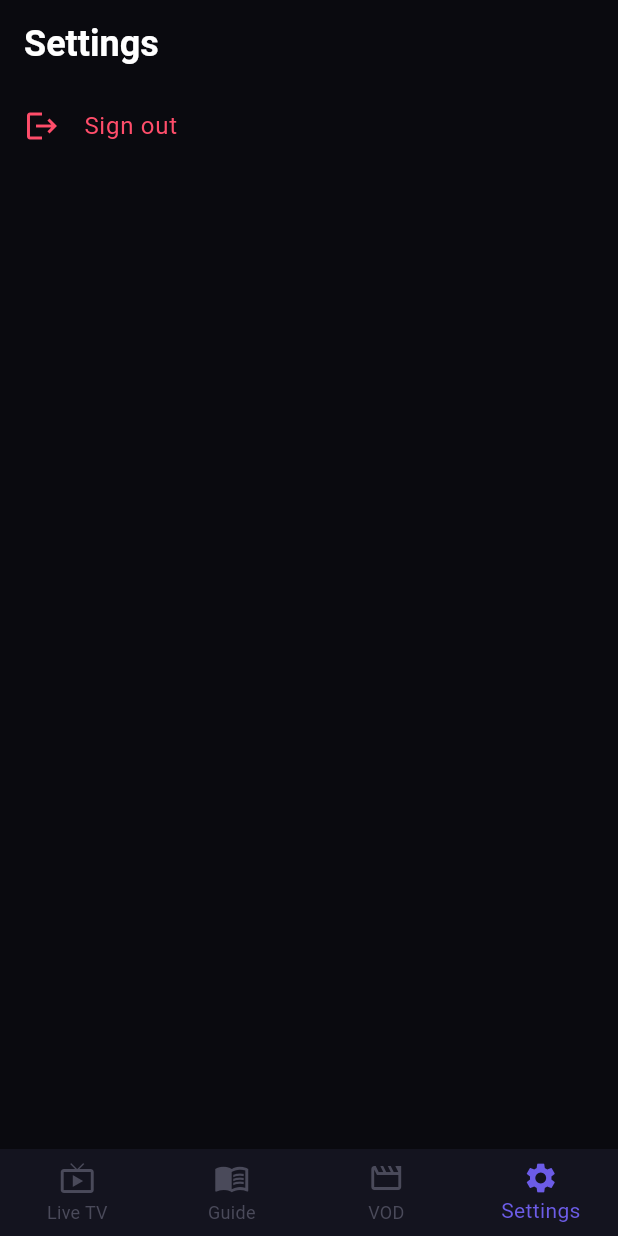
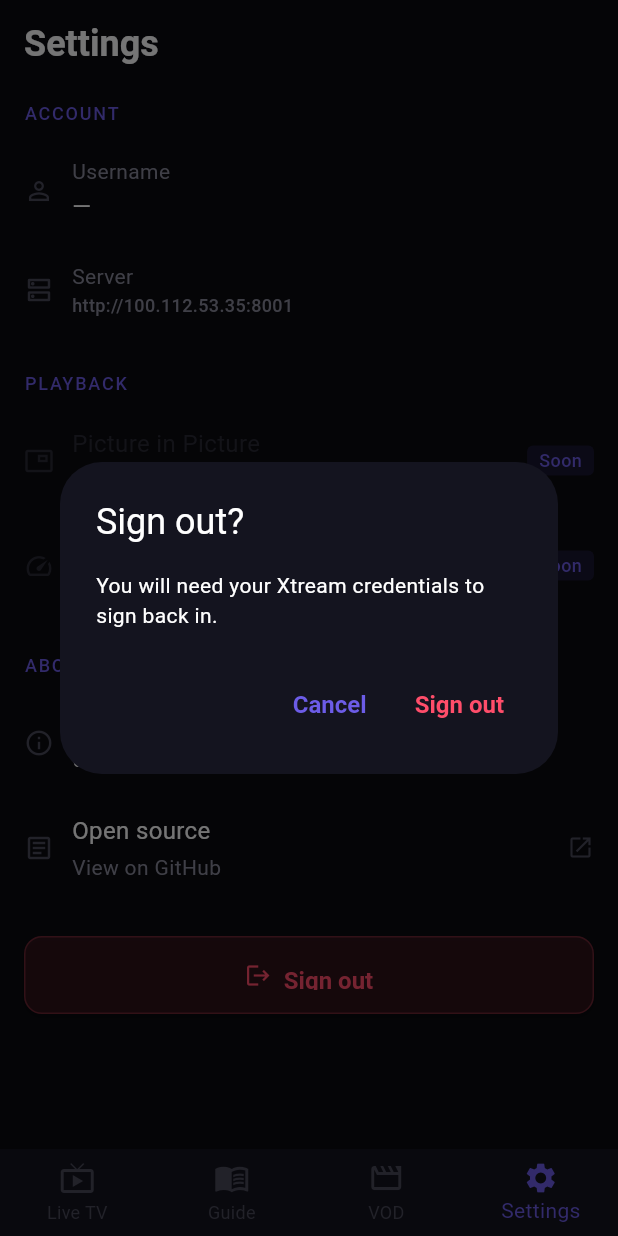
Before and after one commit to citralia/cloudstream, a Flutter app: the HomeScreen screen opened directly, item 4 of the bottom bar chosen, after a tap on "Sign out", on a phone screen of 412 x 824 dp. Run offline on Flutter 3.47's test engine with Material 3 defaults, Android fonts, the phone set to English and light mode, and no system bars; our stand-ins replace chewie, dio, flutter_riverpod, video_player.

Commit message:
F09: Settings screen — account info, logout with confirm dialog, about section, PiP/quick-switch placeholders
- New SettingsScreen with server URL display, username, version
- Sign out button with confirmation dialog
- About section with GitHub link
- PiP and quick channel switch listed as coming soon
- Wired into HomeScreen bottom nav, replacing placeholder

```diff
--- a/apps/cloudstream_app/lib/main.dart
+++ b/apps/cloudstream_app/lib/main.dart
@@ -4,6 +4,7 @@ import 'core/theme/app_theme.dart';
 import 'presentation/providers/app_providers.dart';
 import 'presentation/screens/login_screen.dart';
 import 'presentation/screens/channel_list_screen.dart';
+import 'presentation/screens/settings_screen.dart';
 
 void main() {
   runApp(const ProviderScope(child: CloudStreamApp()));
@@ -63,7 +64,7 @@ class _HomeScreenState extends ConsumerState<HomeScreen> {
           ChannelListScreen(),
           _GuidePlaceholder(),   // TODO: EPG guide screen
           _VodPlaceholder(),    // TODO: VOD screen
-          _SettingsPlaceholder(), // TODO: Settings screen
+          const SettingsScreen(),
         ],
       ),
       bottomNavigationBar: BottomNavigationBar(
@@ -133,23 +134,3 @@ class _VodPlaceholder extends StatelessWidget {
     );
   }
 }
-
-class _SettingsPlaceholder extends ConsumerWidget {
-  const _SettingsPlaceholder();
-
-  @override
-  Widget build(BuildContext context, WidgetRef ref) {
-    return Scaffold(
-      appBar: AppBar(title: const Text('Settings')),
-      body: ListView(
-        children: [
-          ListTile(
-            leading: const Icon(Icons.logout, color: AppColors.error),
-            title: const Text('Sign out', style: TextStyle(color: AppColors.error)),
-            onTap: () => ref.read(authProvider.notifier).logout(),
-          ),
-        ],
-      ),
-    );
-  }
-}
--- /dev/null
+++ b/apps/cloudstream_app/lib/presentation/screens/settings_screen.dart
@@ -0,0 +1,282 @@
+import 'package:flutter/material.dart';
+import 'package:flutter_riverpod/flutter_riverpod.dart';
+import '../../core/constants/api_config.dart';
+import '../../core/theme/app_theme.dart';
+import '../providers/app_providers.dart';
+
+class SettingsScreen extends ConsumerWidget {
+  const SettingsScreen({super.key});
+
+  @override
+  Widget build(BuildContext context, WidgetRef ref) {
+    final authState = ref.watch(authProvider);
+
+    return Scaffold(
+      backgroundColor: AppColors.background,
+      appBar: AppBar(
+        title: const Text('Settings'),
+      ),
+      body: ListView(
+        children: [
+          const SizedBox(height: AppSpacing.md),
+
+          // ── Account section ─────────────────────────────
+          _SectionHeader(title: 'Account'),
+          _InfoTile(
+            icon: Icons.person_outline,
+            label: 'Username',
+            value: authState.user?.username ?? '—',
+          ),
+          _InfoTile(
+            icon: Icons.dns_outlined,
+            label: 'Server',
+            value: ApiConfig.baseUrl,
+            valueStyle: AppTypography.micro.copyWith(
+              color: AppColors.textSecondary,
+            ),
+          ),
+
+          const SizedBox(height: AppSpacing.xl),
+
+          // ── Playback section ────────────────────────────
+          _SectionHeader(title: 'Playback'),
+          _SettingsTile(
+            icon: Icons.picture_in_picture_outlined,
+            title: 'Picture in Picture',
+            subtitle: 'Coming soon',
+            trailing: const _ComingSoonBadge(),
+            onTap: null,
+          ),
+          _SettingsTile(
+            icon: Icons.speed,
+            title: 'Quick channel switch',
+            subtitle: 'Switch channels without returning to the list',
+            trailing: const _ComingSoonBadge(),
+            onTap: null,
+          ),
+
+          const SizedBox(height: AppSpacing.xl),
+
+          // ── About section ───────────────────────────────
+          _SectionHeader(title: 'About'),
+          _InfoTile(
+            icon: Icons.info_outline,
+            label: 'Version',
+            value: '0.1.0',
+          ),
+          _SettingsTile(
+            icon: Icons.article_outlined,
+            title: 'Open source',
+            subtitle: 'View on GitHub',
+            trailing: const Icon(Icons.open_in_new, color: AppColors.textMuted, size: 18),
+            onTap: () => _openUrl('https://github.com/citralia/cloudstream'),
+          ),
+
+          const SizedBox(height: AppSpacing.xl),
+
+          // ── Sign out ────────────────────────────────────
+          Padding(
+            padding: const EdgeInsets.symmetric(horizontal: AppSpacing.lg),
+            child: SizedBox(
+              height: 52,
+              child: ElevatedButton.icon(
+                onPressed: () => _confirmLogout(context, ref),
+                style: ElevatedButton.styleFrom(
+                  backgroundColor: AppColors.error.withValues(alpha: 0.15),
+                  foregroundColor: AppColors.error,
+                  shape: RoundedRectangleBorder(
+                    borderRadius: BorderRadius.circular(12),
+                    side: BorderSide(color: AppColors.error.withValues(alpha: 0.3)),
+                  ),
+                ),
+                icon: const Icon(Icons.logout),
+                label: const Text('Sign out'),
+              ),
+            ),
+          ),
+
+          const SizedBox(height: AppSpacing.xxxl),
+        ],
+      ),
+    );
+  }
+
+  void _confirmLogout(BuildContext context, WidgetRef ref) {
+    showDialog(
+      context: context,
+      builder: (ctx) => AlertDialog(
+        backgroundColor: AppColors.surface,
+        title: const Text('Sign out?'),
+        content: const Text('You will need your Xtream credentials to sign back in.'),
+        actions: [
+          TextButton(
+            onPressed: () => Navigator.pop(ctx),
+            child: const Text('Cancel'),
+          ),
+          TextButton(
+            onPressed: () {
+              Navigator.pop(ctx);
+              ref.read(authProvider.notifier).logout();
+            },
+            child: Text(
+              'Sign out',
+              style: TextStyle(color: AppColors.error),
+            ),
+          ),
+        ],
+      ),
+    );
+  }
+
+  void _openUrl(String url) {
+    // In a real app, use url_launcher. For now, no-op since we're TV-focused.
+  }
+}
+
+class _SectionHeader extends StatelessWidget {
+  final String title;
+  const _SectionHeader({required this.title});
+
+  @override
+  Widget build(BuildContext context) {
+    return Padding(
+      padding: const EdgeInsets.fromLTRB(AppSpacing.lg, 0, AppSpacing.lg, AppSpacing.sm),
+      child: Text(
+        title.toUpperCase(),
+        style: AppTypography.micro.copyWith(
+          color: AppColors.primary,
+          letterSpacing: 1.2,
+        ),
+      ),
+    );
+  }
+}
+
+class _InfoTile extends StatelessWidget {
+  final IconData icon;
+  final String label;
+  final String value;
+  final TextStyle? valueStyle;
+
+  const _InfoTile({
+    required this.icon,
+    required this.label,
+    required this.value,
+    this.valueStyle,
+  });
+
+  @override
+  Widget build(BuildContext context) {
+    return Padding(
+      padding: const EdgeInsets.symmetric(
+        horizontal: AppSpacing.lg,
+        vertical: AppSpacing.md,
+      ),
+      child: Row(
+        children: [
+          Icon(icon, color: AppColors.textMuted, size: 20),
+          const SizedBox(width: AppSpacing.md),
+          Expanded(
+            child: Column(
+              crossAxisAlignment: CrossAxisAlignment.start,
+              children: [
+                Text(label, style: AppTypography.caption),
+                const SizedBox(height: 2),
+                Text(
+                  value,
+                  style: valueStyle ?? AppTypography.body,
+                  maxLines: 1,
+                  overflow: TextOverflow.ellipsis,
+                ),
+              ],
+            ),
+          ),
+        ],
+      ),
+    );
+  }
+}
+
+class _SettingsTile extends StatelessWidget {
+  final IconData icon;
+  final String title;
+  final String subtitle;
+  final Widget trailing;
+  final VoidCallback? onTap;
+
+  const _SettingsTile({
+    required this.icon,
+    required this.title,
+    required this.subtitle,
+    required this.trailing,
+    required this.onTap,
+  });
+
+  @override
+  Widget build(BuildContext context) {
+    final isDisabled = onTap == null;
+    return InkWell(
+      onTap: onTap,
+      child: Padding(
+        padding: const EdgeInsets.symmetric(
+          horizontal: AppSpacing.lg,
+          vertical: AppSpacing.md,
+        ),
+        child: Row(
+          children: [
+            Icon(
+              icon,
+              color: isDisabled ? AppColors.textMuted.withValues(alpha: 0.5) : AppColors.textMuted,
+              size: 20,
+            ),
+            const SizedBox(width: AppSpacing.md),
+            Expanded(
+              child: Column(
+                crossAxisAlignment: CrossAxisAlignment.start,
+                children: [
+                  Text(
+                    title,
+                    style: AppTypography.body.copyWith(
+                      color: isDisabled
+                          ? AppColors.textMuted.withValues(alpha: 0.5)
+                          : AppColors.textPrimary,
+                    ),
+                  ),
+                  const SizedBox(height: 2),
+                  Text(
+                    subtitle,
+                    style: AppTypography.caption.copyWith(
+                      color: isDisabled
+                          ? AppColors.textMuted.withValues(alpha: 0.5)
+                          : AppColors.textSecondary,
+                    ),
+                  ),
+                ],
+              ),
+            ),
+            trailing,
+          ],
+        ),
+      ),
+    );
+  }
+}
+
+class _ComingSoonBadge extends StatelessWidget {
+  const _ComingSoonBadge();
+
+  @override
+  Widget build(BuildContext context) {
+    return Container(
+      padding: const EdgeInsets.symmetric(horizontal: AppSpacing.sm, vertical: 2),
+      decoration: BoxDecoration(
+        color: AppColors.primary.withValues(alpha: 0.15),
+        borderRadius: BorderRadius.circular(4),
+      ),
+      child: Text(
+        'Soon',
+        style: AppTypography.micro.copyWith(color: AppColors.primary),
+      ),
+    );
+  }
+}
```
Also changed, not shown: apps/cloudstream_app/pubspec.lock, 1 other file.
